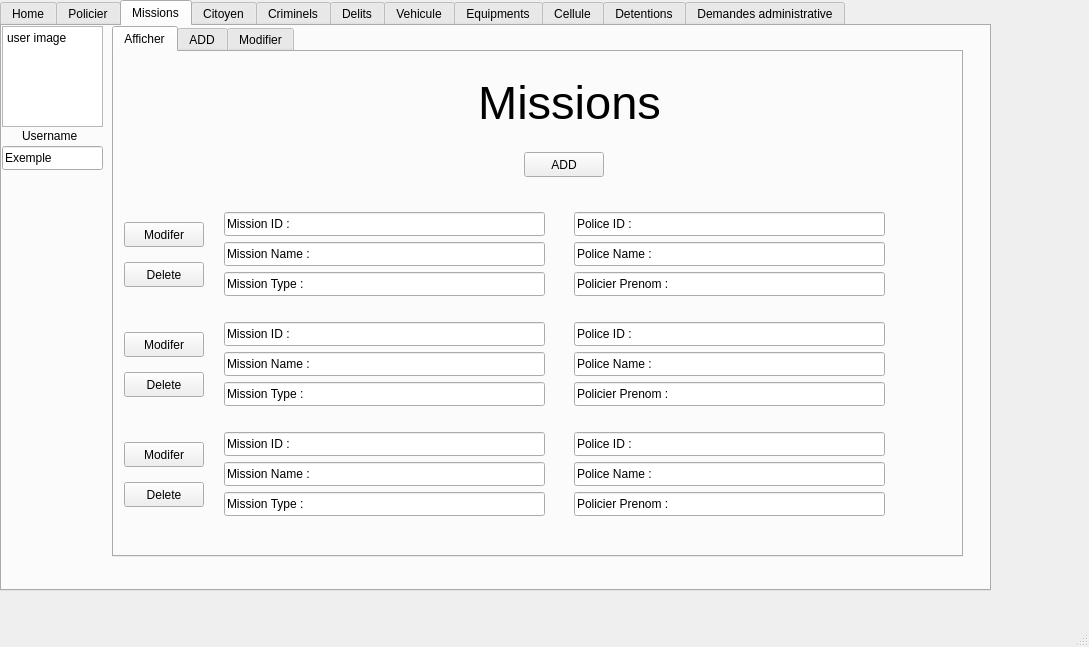
Above: projetc/mainwindow.ui from Crystal-Blu/police-station-2A25 before the change. Below: the same form after it.
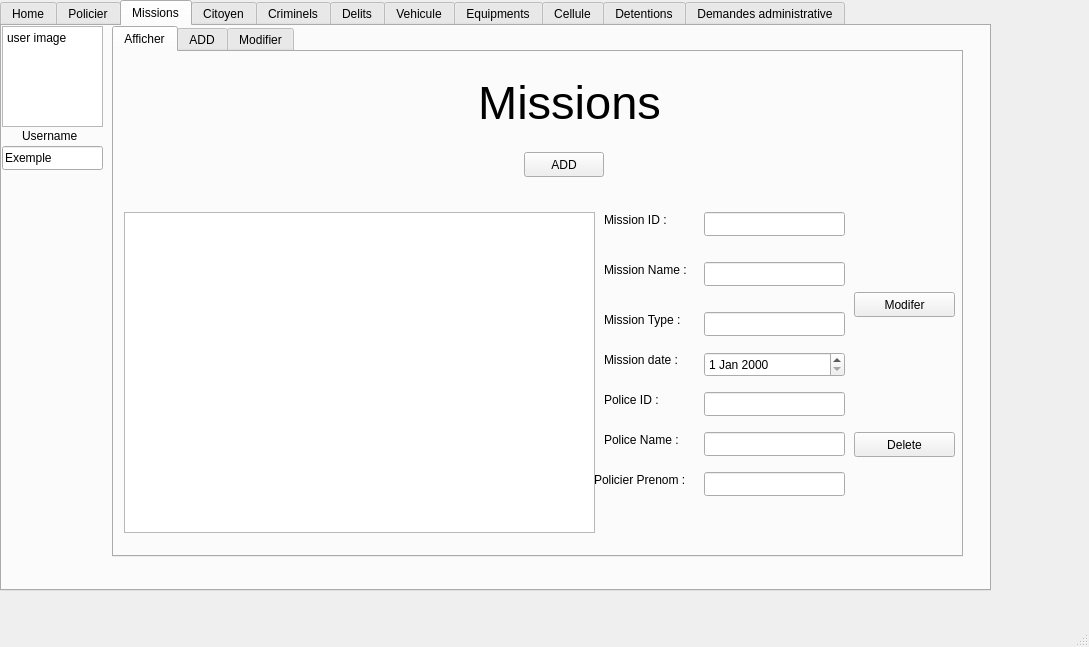
That is the form after the change. The open tabs and pages were chosen to show the change.

Patch:
```diff
--- a/projetc/mainwindow.ui
+++ b/projetc/mainwindow.ui
@@ -791,9 +791,9 @@
        <widget class="QPushButton" name="pushButton_16">
         <property name="geometry">
          <rect>
-          <x>10</x>
-          <y>170</y>
-          <width>80</width>
+          <x>740</x>
+          <y>240</y>
+          <width>101</width>
           <height>25</height>
          </rect>
         </property>
@@ -801,304 +801,207 @@
          <string>Modifer</string>
         </property>
        </widget>
-       <widget class="QPushButton" name="pushButton_17">
+       <widget class="QLineEdit" name="le_missionspoliceprenom">
         <property name="geometry">
          <rect>
-          <x>10</x>
-          <y>280</y>
-          <width>80</width>
-          <height>25</height>
-         </rect>
-        </property>
-        <property name="text">
-         <string>Modifer</string>
-        </property>
-       </widget>
-       <widget class="QPushButton" name="pushButton_18">
-        <property name="geometry">
-         <rect>
-          <x>10</x>
-          <y>390</y>
-          <width>80</width>
-          <height>25</height>
-         </rect>
-        </property>
-        <property name="text">
-         <string>Modifer</string>
-        </property>
-       </widget>
-       <widget class="QLineEdit" name="lineEdit_17">
-        <property name="geometry">
-         <rect>
-          <x>110</x>
-          <y>270</y>
-          <width>321</width>
+          <x>590</x>
+          <y>420</y>
+          <width>141</width>
           <height>24</height>
          </rect>
         </property>
         <property name="text">
-         <string>Mission ID :</string>
+         <string/>
         </property>
        </widget>
        <widget class="QLineEdit" name="lineEdit_70">
         <property name="geometry">
          <rect>
-          <x>460</x>
-          <y>330</y>
-          <width>311</width>
+          <x>590</x>
+          <y>380</y>
+          <width>141</width>
           <height>24</height>
          </rect>
         </property>
         <property name="text">
-         <string>Policier Prenom :</string>
+         <string/>
         </property>
        </widget>
        <widget class="QLineEdit" name="lineEdit_71">
         <property name="geometry">
          <rect>
-          <x>460</x>
-          <y>300</y>
-          <width>311</width>
+          <x>590</x>
+          <y>160</y>
+          <width>141</width>
           <height>24</height>
          </rect>
         </property>
         <property name="text">
-         <string>Police Name :</string>
+         <string/>
         </property>
        </widget>
        <widget class="QLineEdit" name="lineEdit_15">
         <property name="geometry">
          <rect>
-          <x>110</x>
-          <y>330</y>
-          <width>321</width>
+          <x>590</x>
+          <y>260</y>
+          <width>141</width>
           <height>24</height>
          </rect>
         </property>
         <property name="text">
-         <string>Mission Type :</string>
+         <string/>
         </property>
        </widget>
        <widget class="QLineEdit" name="lineEdit_69">
         <property name="geometry">
          <rect>
-          <x>460</x>
-          <y>270</y>
-          <width>311</width>
+          <x>590</x>
+          <y>340</y>
+          <width>141</width>
           <height>24</height>
          </rect>
         </property>
         <property name="text">
-         <string>Police ID :</string>
+         <string/>
         </property>
        </widget>
        <widget class="QLineEdit" name="lineEdit_16">
         <property name="geometry">
          <rect>
-          <x>110</x>
-          <y>300</y>
-          <width>321</width>
+          <x>590</x>
+          <y>210</y>
+          <width>141</width>
           <height>24</height>
          </rect>
         </property>
         <property name="text">
-         <string>Mission Name :</string>
+         <string/>
         </property>
        </widget>
-       <widget class="QLineEdit" name="lineEdit_72">
+       <widget class="QPushButton" name="pb_missionsdelete">
         <property name="geometry">
          <rect>
-          <x>460</x>
-          <y>220</y>
-          <width>311</width>
-          <height>24</height>
+          <x>740</x>
+          <y>380</y>
+          <width>101</width>
+          <height>25</height>
          </rect>
         </property>
         <property name="text">
-         <string>Policier Prenom :</string>
+         <string>Delete</string>
         </property>
        </widget>
-       <widget class="QLineEdit" name="lineEdit_73">
+       <widget class="QTableView" name="tableViewmissions">
         <property name="geometry">
          <rect>
-          <x>460</x>
-          <y>190</y>
-          <width>311</width>
-          <height>24</height>
+          <x>10</x>
+          <y>160</y>
+          <width>471</width>
+          <height>321</height>
          </rect>
         </property>
-        <property name="text">
-         <string>Police Name :</string>
-        </property>
        </widget>
-       <widget class="QLineEdit" name="lineEdit_18">
+       <widget class="QLabel" name="label_32">
         <property name="geometry">
          <rect>
-          <x>110</x>
+          <x>490</x>
           <y>160</y>
-          <width>321</width>
-          <height>24</height>
+          <width>71</width>
+          <height>16</height>
          </rect>
         </property>
         <property name="text">
          <string>Mission ID :</string>
         </property>
        </widget>
-       <widget class="QLineEdit" name="lineEdit_19">
+       <widget class="QLabel" name="label_33">
         <property name="geometry">
          <rect>
-          <x>110</x>
-          <y>220</y>
-          <width>321</width>
-          <height>24</height>
+          <x>490</x>
+          <y>210</y>
+          <width>101</width>
+          <height>16</height>
          </rect>
         </property>
         <property name="text">
-         <string>Mission Type :</string>
-        </property>
-       </widget>
-       <widget class="QLineEdit" name="lineEdit_74">
-        <property name="geometry">
-         <rect>
-          <x>460</x>
-          <y>160</y>
-          <width>311</width>
-          <height>24</height>
-         </rect>
-        </property>
-        <property name="text">
-         <string>Police ID :</string>
-        </property>
-       </widget>
-       <widget class="QLineEdit" name="lineEdit_20">
-        <property name="geometry">
-         <rect>
-          <x>110</x>
-          <y>190</y>
-          <width>321</width>
-          <height>24</height>
-         </rect>
-        </property>
-        <property name="text">
          <string>Mission Name :</string>
         </property>
        </widget>
-       <widget class="QLineEdit" name="lineEdit_123">
+       <widget class="QLabel" name="label_34">
         <property name="geometry">
          <rect>
-          <x>460</x>
-          <y>440</y>
-          <width>311</width>
-          <height>24</height>
+          <x>490</x>
+          <y>260</y>
+          <width>91</width>
+          <height>16</height>
          </rect>
         </property>
         <property name="text">
-         <string>Policier Prenom :</string>
-        </property>
-       </widget>
-       <widget class="QLineEdit" name="lineEdit_124">
-        <property name="geometry">
-         <rect>
-          <x>460</x>
-          <y>410</y>
-          <width>311</width>
-          <height>24</height>
-         </rect>
-        </property>
-        <property name="text">
-         <string>Police Name :</string>
-        </property>
-       </widget>
-       <widget class="QLineEdit" name="lineEdit_66">
-        <property name="geometry">
-         <rect>
-          <x>110</x>
-          <y>380</y>
-          <width>321</width>
-          <height>24</height>
-         </rect>
-        </property>
-        <property name="text">
-         <string>Mission ID :</string>
-        </property>
-       </widget>
-       <widget class="QLineEdit" name="lineEdit_67">
-        <property name="geometry">
-         <rect>
-          <x>110</x>
-          <y>440</y>
-          <width>321</width>
-          <height>24</height>
-         </rect>
-        </property>
-        <property name="text">
          <string>Mission Type :</string>
         </property>
        </widget>
-       <widget class="QLineEdit" name="lineEdit_125">
+       <widget class="QLabel" name="label_35">
         <property name="geometry">
          <rect>
-          <x>460</x>
-          <y>380</y>
-          <width>311</width>
-          <height>24</height>
+          <x>490</x>
+          <y>340</y>
+          <width>71</width>
+          <height>16</height>
          </rect>
         </property>
         <property name="text">
          <string>Police ID :</string>
         </property>
        </widget>
-       <widget class="QLineEdit" name="lineEdit_68">
+       <widget class="QLabel" name="label_36">
         <property name="geometry">
          <rect>
-          <x>110</x>
-          <y>410</y>
-          <width>321</width>
-          <height>24</height>
+          <x>490</x>
+          <y>380</y>
+          <width>91</width>
+          <height>16</height>
          </rect>
         </property>
         <property name="text">
-         <string>Mission Name :</string>
+         <string>Police Name :</string>
         </property>
        </widget>
-       <widget class="QPushButton" name="pushButton_31">
+       <widget class="QLabel" name="label_37">
         <property name="geometry">
          <rect>
-          <x>10</x>
-          <y>210</y>
-          <width>80</width>
-          <height>25</height>
+          <x>480</x>
+          <y>420</y>
+          <width>111</width>
+          <height>16</height>
          </rect>
         </property>
         <property name="text">
-         <string>Delete</string>
+         <string>Policier Prenom :</string>
         </property>
        </widget>
-       <widget class="QPushButton" name="pushButton_32">
+       <widget class="QLabel" name="label_38">
         <property name="geometry">
          <rect>
-          <x>10</x>
-          <y>320</y>
-          <width>80</width>
-          <height>25</height>
+          <x>490</x>
+          <y>300</y>
+          <width>91</width>
+          <height>16</height>
          </rect>
         </property>
         <property name="text">
-         <string>Delete</string>
+         <string>Mission date :</string>
         </property>
        </widget>
-       <widget class="QPushButton" name="pushButton_33">
+       <widget class="QDateEdit" name="de_missiondate">
         <property name="geometry">
          <rect>
-          <x>10</x>
-          <y>430</y>
-          <width>80</width>
+          <x>590</x>
+          <y>300</y>
+          <width>141</width>
           <height>25</height>
          </rect>
         </property>
-        <property name="text">
-         <string>Delete</string>
-        </property>
        </widget>
       </widget>
       <widget class="QWidget" name="tab_16">
```
Left out of the diff: 255 changed lines with no effect on the pictures.
